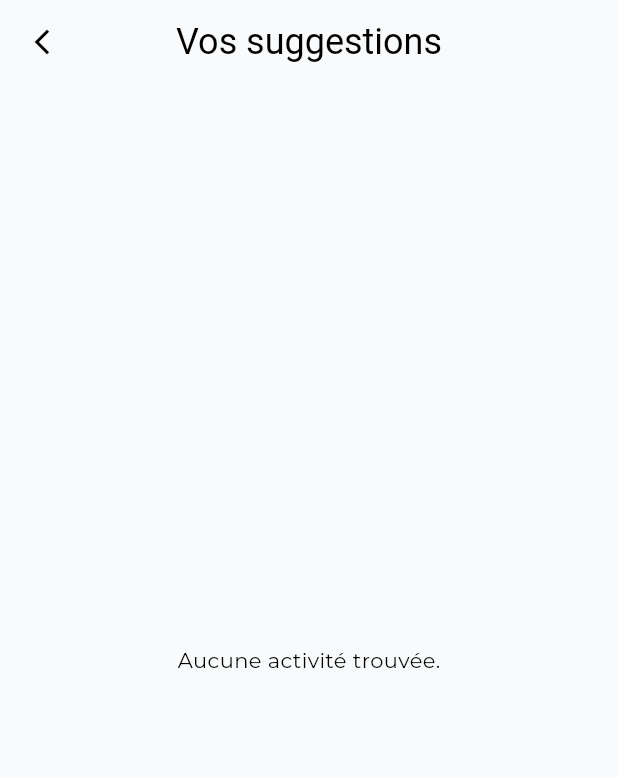
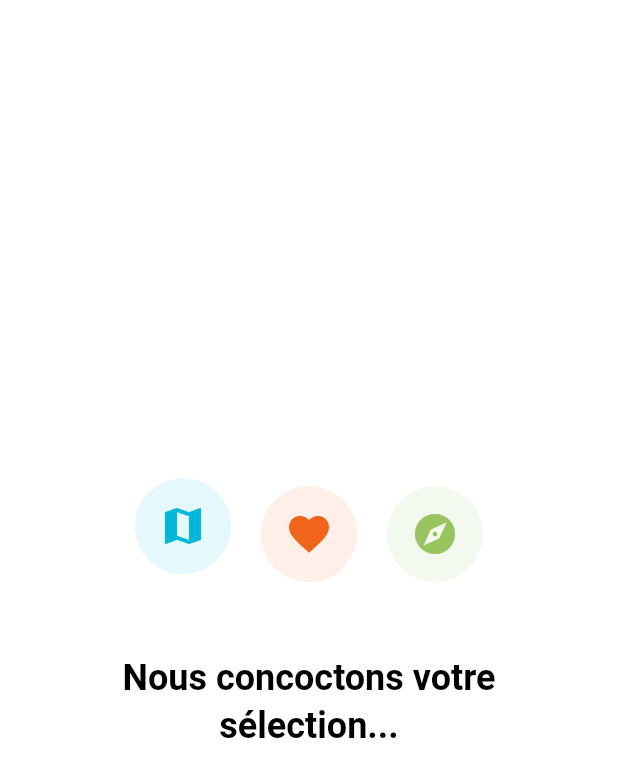
Before and after one commit to sandersdHES/whateka, a Flutter app: the ActivityListScreen screen opened by its route, on a phone screen of 412 x 824 dp. Shown: the top 777 px of the screen. Run offline on Flutter 3.47's test engine with Material 3 defaults, Android fonts, the phone set to English and light mode, and no system bars; our stand-ins replace flutter_map, geolocator, google_fonts, latlong2, supabase_flutter; accounts and stored records are empty.

Commit message:
Rajout page de chargement

```diff
--- a/lib/screens/activity_list_screen.dart
+++ b/lib/screens/activity_list_screen.dart
@@ -2,6 +2,7 @@ import 'package:flutter/material.dart';
 import '../main.dart';
 import '../models/activity.dart';
 import '../services/activity_service.dart';
+import '../widgets/fun_loading_widget.dart';
 
 class ActivityListScreen extends StatefulWidget {
   const ActivityListScreen({super.key});
@@ -14,12 +15,66 @@ class _ActivityListScreenState extends State<ActivityListScreen> {
   final PageController _pageController = PageController(viewportFraction: 0.85);
   int _currentPage = 0;
   final ActivityService _activityService = ActivityService();
-  late Future<List<Activity>> _activitiesFuture;
+
+  List<Activity>? _activities;
+  bool _isLoading = true;
+  String? _error;
 
   @override
   void initState() {
     super.initState();
-    _activitiesFuture = _activityService.getActivities(limit: 3);
+    _loadData();
+  }
+
+  Future<void> _loadData() async {
+    try {
+      // Minimum loading time for the "Fun" effect (2 seconds)
+      final minWait = Future.delayed(const Duration(seconds: 2));
+
+      // Fetch data
+      final activities = await _activityService.getActivities(limit: 3);
+
+      // Wait for at least 2 seconds before checking images
+      await minWait;
+
+      if (mounted) {
+        // Precache images if any
+        final List<Future<void>> imageLoaders = [];
+
+        for (var activity in activities) {
+          if (activity.imageUrl != null) {
+            imageLoaders.add(
+              precacheImage(
+                NetworkImage(activity.imageUrl!),
+                context,
+              ).catchError((e) {
+                // Ignore image loading errors during precache
+                debugPrint("Failed to precache image: $e");
+              }),
+            );
+          }
+        }
+
+        // Wait for all images to be cached
+        if (imageLoaders.isNotEmpty) {
+          await Future.wait(imageLoaders);
+        }
+
+        if (mounted) {
+          setState(() {
+            _activities = activities;
+            _isLoading = false;
+          });
+        }
+      }
+    } catch (e) {
+      if (mounted) {
+        setState(() {
+          _error = e.toString();
+          _isLoading = false;
+        });
+      }
+    }
   }
 
   @override
@@ -30,6 +85,38 @@ class _ActivityListScreenState extends State<ActivityListScreen> {
 
   @override
   Widget build(BuildContext context) {
+    if (_isLoading) {
+      return const FunLoadingWidget();
+    }
+
+    if (_error != null) {
+      return Scaffold(
+        backgroundColor: const Color(0xFFF8FAFB),
+        appBar: AppBar(
+          backgroundColor: Colors.transparent,
+          leading: IconButton(
+            icon: const Icon(Icons.arrow_back_ios_new, size: 20),
+            onPressed: () => Navigator.pop(context),
+          ),
+        ),
+        body: Center(child: Text("Oups ! Une erreur est survenue : $_error")),
+      );
+    }
+
+    if (_activities == null || _activities!.isEmpty) {
+      return Scaffold(
+        backgroundColor: const Color(0xFFF8FAFB),
+        appBar: AppBar(
+          backgroundColor: Colors.transparent,
+          leading: IconButton(
+            icon: const Icon(Icons.arrow_back_ios_new, size: 20),
+            onPressed: () => Navigator.pop(context),
+          ),
+        ),
+        body: const Center(child: Text("Aucune activité trouvée.")),
+      );
+    }
+
     return Scaffold(
       backgroundColor: const Color(0xFFF8FAFB),
       appBar: AppBar(
@@ -41,32 +128,20 @@ class _ActivityListScreenState extends State<ActivityListScreen> {
           onPressed: () => Navigator.pop(context),
         ),
       ),
-      body: FutureBuilder<List<Activity>>(
-        future: _activitiesFuture,
-        builder: (context, snapshot) {
-          if (snapshot.connectionState == ConnectionState.waiting) {
-            return const Center(child: CircularProgressIndicator());
-          } else if (snapshot.hasError) {
-            return Center(child: Text('Erreur: ${snapshot.error}'));
-          } else if (!snapshot.hasData || snapshot.data!.isEmpty) {
-            return const Center(child: Text('Aucune activité trouvée.'));
-          }
-
-          final activities = snapshot.data!;
-
-          return Column(
+      body: Column(
         children: [
           Expanded(
             child: PageView.builder(
               controller: _pageController,
-                  itemCount: activities.length,
+              itemCount: _activities!.length,
+              allowImplicitScrolling: true, // Keep pages alive
               onPageChanged: (index) {
                 setState(() {
                   _currentPage = index;
                 });
               },
               itemBuilder: (context, index) {
-                    final activity = activities[index];
+                final activity = _activities![index];
                 return AnimatedScale(
                   scale: _currentPage == index ? 1.0 : 0.9,
                   duration: const Duration(milliseconds: 300),
@@ -83,7 +158,7 @@ class _ActivityListScreenState extends State<ActivityListScreen> {
             child: Row(
               mainAxisAlignment: MainAxisAlignment.center,
               children: List.generate(
-                    activities.length,
+                _activities!.length,
                 (index) => AnimatedContainer(
                   duration: const Duration(milliseconds: 300),
                   margin: const EdgeInsets.symmetric(horizontal: 4),
@@ -100,8 +175,6 @@ class _ActivityListScreenState extends State<ActivityListScreen> {
             ),
           ),
         ],
-          );
-        },
       ),
     );
   }
@@ -115,9 +188,14 @@ class _ActivitySummaryCard extends StatefulWidget {
   State<_ActivitySummaryCard> createState() => _ActivitySummaryCardState();
 }
 
-class _ActivitySummaryCardState extends State<_ActivitySummaryCard> {
+class _ActivitySummaryCardState extends State<_ActivitySummaryCard>
+    with AutomaticKeepAliveClientMixin {
+  @override
+  bool get wantKeepAlive => true;
+
   @override
   Widget build(BuildContext context) {
+    super.build(context);
     return GestureDetector(
       onTap: () {
         Navigator.pushNamed(
@@ -156,18 +234,7 @@ class _ActivitySummaryCardState extends State<_ActivitySummaryCard> {
                             widget.activity.imageUrl!,
                             fit: BoxFit.cover,
                             width: double.infinity,
-                            loadingBuilder: (context, child, loadingProgress) {
-                              if (loadingProgress == null) return child;
-                              return Center(
-                                child: CircularProgressIndicator(
-                                  value: loadingProgress.expectedTotalBytes !=
-                                          null
-                                      ? loadingProgress.cumulativeBytesLoaded /
-                                          loadingProgress.expectedTotalBytes!
-                                      : null,
-                                ),
-                              );
-                            },
+                            // No loading builder needed as we precached!
                             errorBuilder: (context, error, stackTrace) =>
                                 Container(
                               color: Colors.grey[200],
--- /dev/null
+++ b/lib/widgets/fun_loading_widget.dart
@@ -0,0 +1,144 @@
+import 'package:flutter/material.dart';
+import '../main.dart';
+
+class FunLoadingWidget extends StatelessWidget {
+  final String message;
+  const FunLoadingWidget({
+    super.key,
+    this.message = "Nous concoctons votre sélection...",
+  });
+
+  @override
+  Widget build(BuildContext context) {
+    return Scaffold(
+      backgroundColor: Colors.white,
+      body: Center(
+        child: Column(
+          mainAxisAlignment: MainAxisAlignment.center,
+          children: [
+            // Animated Icons Row
+            Row(
+              mainAxisAlignment: MainAxisAlignment.center,
+              children: [
+                const _BouncingIcon(
+                  icon: Icons.map,
+                  color: AppColors.cyan,
+                  delayMs: 0,
+                ),
+                const SizedBox(width: 20),
+                const _BouncingIcon(
+                  icon: Icons.favorite,
+                  color: AppColors.orange,
+                  delayMs: 200,
+                ),
+                const SizedBox(width: 20),
+                const _BouncingIcon(
+                  icon: Icons.explore,
+                  color: AppColors.green,
+                  delayMs: 400,
+                ),
+              ],
+            ),
+            const SizedBox(height: 48),
+            // Message
+            Padding(
+              padding: const EdgeInsets.symmetric(horizontal: 32.0),
+              child: Text(
+                message,
+                style: Theme.of(context).textTheme.headlineSmall?.copyWith(
+                      color: AppColors.black,
+                      fontWeight: FontWeight.bold,
+                    ),
+                textAlign: TextAlign.center,
+              ),
+            ),
+          ],
+        ),
+      ),
+    );
+  }
+}
+
+class _BouncingIcon extends StatefulWidget {
+  final IconData icon;
+  final Color color;
+  final int delayMs;
+
+  const _BouncingIcon({
+    required this.icon,
+    required this.color,
+    required this.delayMs,
+  });
+
+  @override
+  State<_BouncingIcon> createState() => _BouncingIconState();
+}
+
+class _BouncingIconState extends State<_BouncingIcon>
+    with SingleTickerProviderStateMixin {
+  late AnimationController _localController;
+  late Animation<double> _animation;
+
+  @override
+  void initState() {
+    super.initState();
+    _localController = AnimationController(
+      vsync: this,
+      duration: const Duration(milliseconds: 600),
+    );
+
+    _animation = Tween<double>(begin: 0, end: -20).animate(
+      CurvedAnimation(parent: _localController, curve: Curves.easeOut),
+    );
+
+    _startLoop();
+  }
+
+  void _startLoop() async {
+    await Future.delayed(Duration(milliseconds: widget.delayMs));
+    if (mounted) {
+      _runAnimation();
+    }
+  }
+
+  void _runAnimation() async {
+    if (!mounted) return;
+    await _localController.forward();
+    if (!mounted) return;
+    await _localController.reverse();
+    if (!mounted) return;
+    await Future.delayed(const Duration(milliseconds: 300));
+    _runAnimation();
+  }
+
+  @override
+  void dispose() {
+    _localController.dispose();
+    super.dispose();
+  }
+
+  @override
+  Widget build(BuildContext context) {
+    return AnimatedBuilder(
+      animation: _localController,
+      builder: (context, child) {
+        return Transform.translate(
+          offset: Offset(0, _animation.value),
+          child: child,
+        );
+      },
+      child: Container(
+        padding: const EdgeInsets.all(16),
+        decoration: BoxDecoration(
+          color: widget.color.withOpacity(0.1),
+          shape: BoxShape.circle,
+        ),
+        child: Icon(
+          widget.icon,
+          size: 32,
+          color: widget.color,
+        ),
+      ),
+    );
+  }
+}
--- a/pubspec.yaml
+++ b/pubspec.yaml
@@ -62,10 +62,8 @@ flutter:
   # the material Icons class.
   uses-material-design: true
 
-  # To add assets to your application, add an assets section, like this:
-  # assets:
-  #   - images/a_dot_burr.jpeg
-  #   - images/a_dot_ham.jpeg
+  assets:
+    - assets/images/
 
   # An image asset can refer to one or more resolution-specific "variants", see
   # https://flutter.dev/to/resolution-aware-images
```
Also changed, not shown: lib/screens/home_screen.dart (+4 -5 lines), assets/images/home_icon.png (added). Lines whose indentation alone changed are shown as unchanged.
